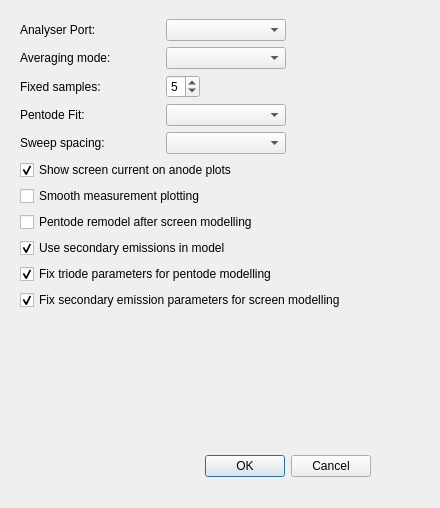
The window that preferencesdialog.ui (Lizardboy2390/ValveWorkbench) describes before a commit, drawn with Qt 5.
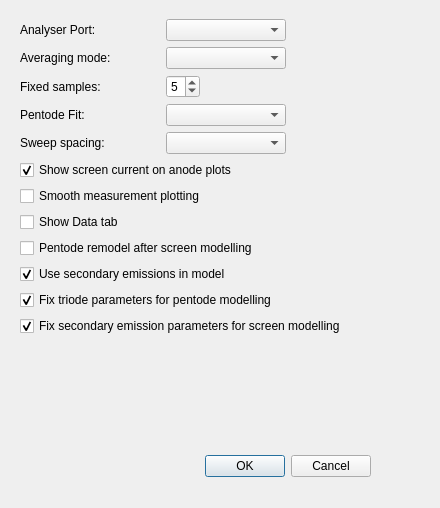
The same window after the commit.

Commit message:
Add Data tab toggle and update UI forms in project
Added a 'Show Data tab' option to Preferences and updated documentation to describe this feature. Updated ValveWorkbench.pro to include preferencesdialog.ui and projectdialog.ui forms. Minor README improvements and harmonics explorer note.

What changed in the file:
```diff
--- a/preferencesdialog.ui
+++ b/preferencesdialog.ui
@@ -316,6 +316,16 @@
       </property>
      </widget>
     </item>
+    <item>
+     <widget class="QCheckBox" name="checkShowDataTab">
+      <property name="text">
+       <string>Show Data tab</string>
+      </property>
+      <property name="checked">
+       <bool>false</bool>
+      </property>
+     </widget>
+    </item>
     <item>
      <widget class="QCheckBox" name="checkRemodel">
       <property name="text">
```
The commit also changes 93 other files.
